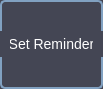
First picture: the form in Widget_Client/MessageContextMenu.ui, repository MrVolot/WidgetClient, before the edit.
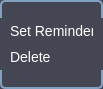
Second picture: the form after the edit.

Commit message: Implemented deletion of messages

The edit to the form file:
```diff
--- a/Widget_Client/MessageContextMenu.ui
+++ b/Widget_Client/MessageContextMenu.ui
@@ -35,11 +35,12 @@
 }
 
 QPushButton {
-    color: #FFFFFF;
-    background-color: #2F9AE0;
-    border: none;
-    padding: 5px 10px;
-    font-size: 14px;
+color: #FFFFFF;
+background-color: rgb(68, 70, 84);
+border: none;
+padding: 5px 10px;
+font-size: 14px;
+text-align:left;
 }
 
 QPushButton:hover {
@@ -74,32 +75,29 @@
      <item>
       <widget class="QPushButton" name="notificationReminderButton">
        <property name="styleSheet">
-        <string notr="true">QWidget#MessageContextMenu {
-    background-color: #F5F5F5;
-    border: 1px solid #DADADA;
-}
-
-QPushButton {
-    color: #FFFFFF;
-    background-color: rgb(68, 70, 84);
-    border: none;
-    padding: 5px 10px;
-    font-size: 14px;
-}
-
-QPushButton:hover {
-    background-color: #7f7f7f;
-}
-
-QPushButton:pressed {
-    background-color: #2A85CA;
-}</string>
+        <string notr="true"/>
        </property>
        <property name="text">
         <string>Set Reminder</string>
        </property>
       </widget>
      </item>
+     <item>
+      <widget class="QPushButton" name="deleteButton">
+       <property name="enabled">
+        <bool>true</bool>
+       </property>
+       <property name="styleSheet">
+        <string notr="true"/>
+       </property>
+       <property name="text">
+        <string>Delete</string>
+       </property>
+       <property name="checkable">
+        <bool>false</bool>
+       </property>
+      </widget>
+     </item>
     </layout>
    </item>
   </layout>
```
Left out of the diff: 4 changed lines with no effect on the pictures. The commit also changes 16 other files.
